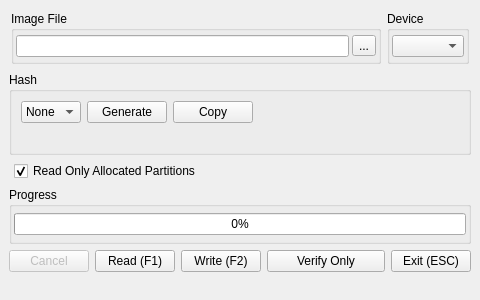
Old version of the form src/mainwindow.ui in the repository mortalis13/Win32_Disk_Imager_Rebuild_CPP.
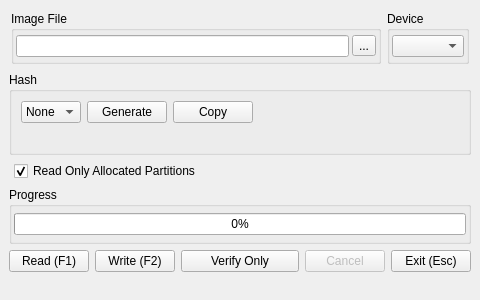
New version of the form. Icons and pictures are not drawn. Custom widgets are drawn as their Qt base class.

Commit message: -label changed -moved Cancel to the right

Patch:
```diff
--- a/src/mainwindow.ui
+++ b/src/mainwindow.ui
@@ -310,25 +310,6 @@
     </item>
     <item>
      <layout class="QHBoxLayout">
-      <item>
-       <widget class="QPushButton" name="bCancel">
-        <property name="enabled">
-         <bool>false</bool>
-        </property>
-        <property name="sizePolicy">
-         <sizepolicy hsizetype="Fixed" vsizetype="Fixed">
-          <horstretch>0</horstretch>
-          <verstretch>0</verstretch>
-         </sizepolicy>
-        </property>
-        <property name="statusTip">
-         <string>Cancel current process.</string>
-        </property>
-        <property name="text">
-         <string>Cancel</string>
-        </property>
-       </widget>
-      </item>
       <item>
        <widget class="QPushButton" name="bRead">
         <property name="sizePolicy">
@@ -374,6 +355,25 @@
         </property>
        </widget>
       </item>
+      <item>
+       <widget class="QPushButton" name="bCancel">
+        <property name="enabled">
+         <bool>false</bool>
+        </property>
+        <property name="sizePolicy">
+         <sizepolicy hsizetype="Fixed" vsizetype="Fixed">
+          <horstretch>0</horstretch>
+          <verstretch>0</verstretch>
+         </sizepolicy>
+        </property>
+        <property name="statusTip">
+         <string>Cancel current process.</string>
+        </property>
+        <property name="text">
+         <string>Cancel</string>
+        </property>
+       </widget>
+      </item>
       <item>
        <widget class="QPushButton" name="bExit">
         <property name="sizePolicy">
@@ -386,7 +386,7 @@
          <string>Exit Win32 Disk Imager</string>
         </property>
         <property name="text">
-         <string>Exit (ESC)</string>
+         <string>Exit (Esc)</string>
         </property>
        </widget>
       </item>
```
